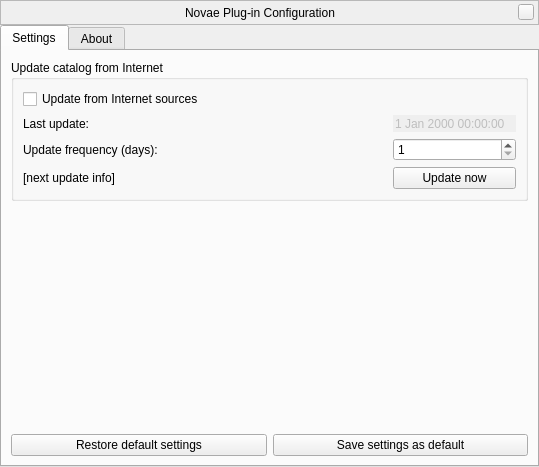
First picture: the form in plugins/Novae/src/gui/novaeDialog.ui, repository 519984307/stellarium_src, before the edit.
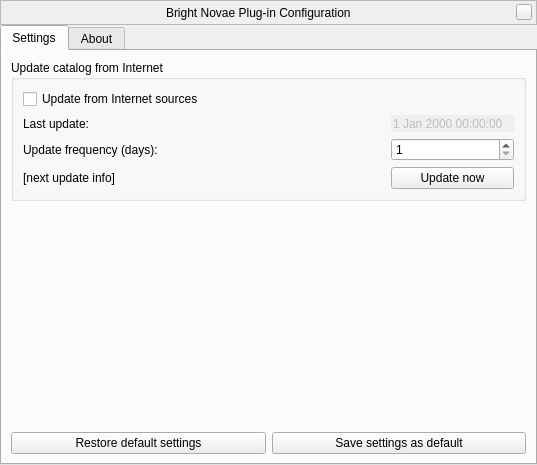
Second picture: the form after the edit. Custom widgets are drawn as their Qt base class.

Commit message: update title for plugin window and shortcut info

```diff
--- a/plugins/Novae/src/gui/novaeDialog.ui
+++ b/plugins/Novae/src/gui/novaeDialog.ui
@@ -6,8 +6,8 @@
    <rect>
     <x>0</x>
     <y>0</y>
-    <width>539</width>
-    <height>467</height>
+    <width>537</width>
+    <height>465</height>
    </rect>
   </property>
   <property name="windowTitle">
@@ -81,7 +81,7 @@
       <item>
        <widget class="QLabel" name="stelWindowTitle">
         <property name="text">
-         <string>Novae Plug-in Configuration</string>
+         <string>Bright Novae Plug-in Configuration</string>
         </property>
        </widget>
       </item>
```
Left out of the diff: 3 changed lines with no effect on the pictures. The commit also changes 1 other file.
